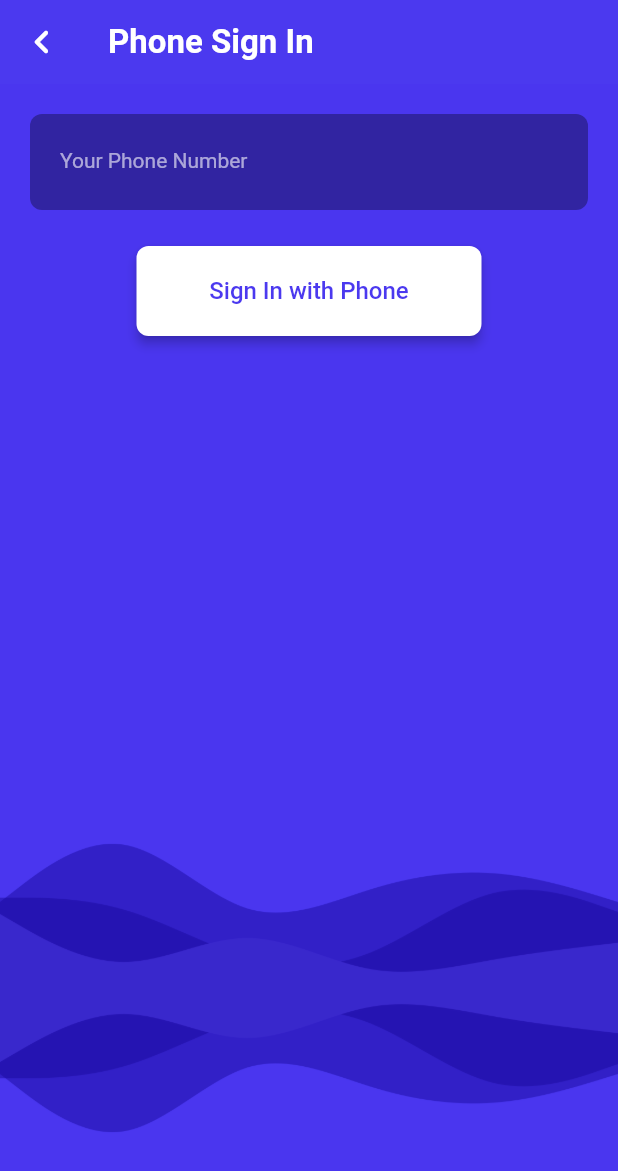
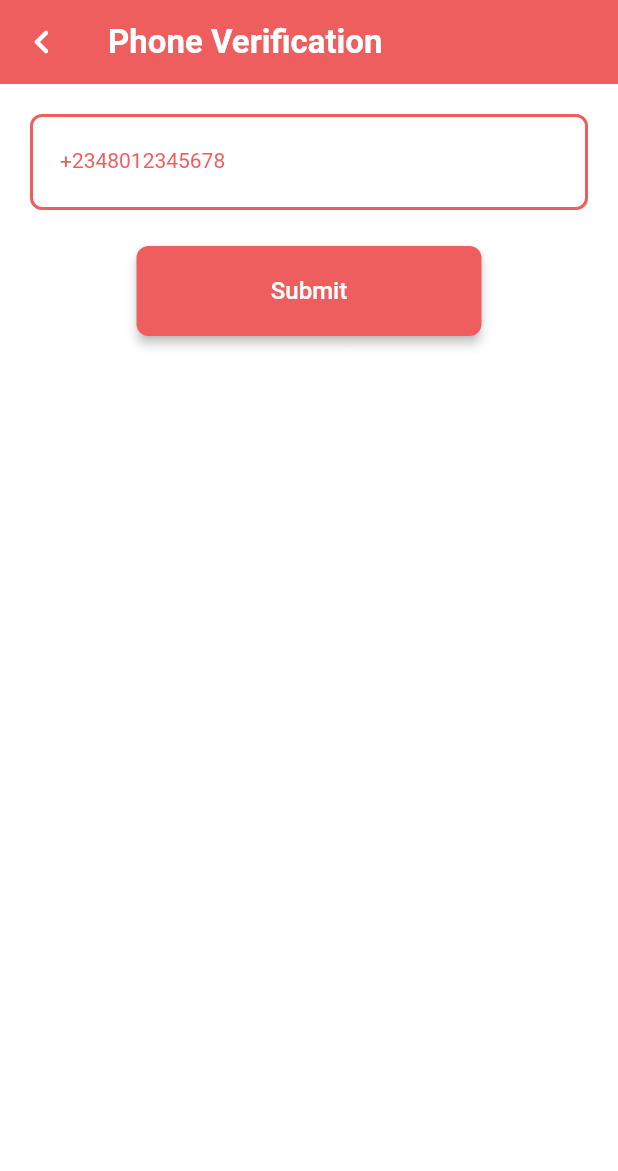
Before and after one commit to lazynerd-studios/Creditwolf_FF_Mobile, a Flutter app: the PhoneVerificationWidget screen opened directly, on a phone screen of 412 x 824 dp. Shown: the top 1171 px of the screen. Run offline on Flutter 3.47's test engine with Material 2 defaults, Android fonts, the phone set to English and light mode, and no system bars; drawn by our look-alikes of auto_size_text; our stand-ins replace flutter_spinkit, font_awesome_flutter, google_fonts, page_transition, timeago; missing offline and left inert: json_path, webviewx; Roboto replaces fonts that are missing (Lexend Deca).

Commit message:
Updating to latest FlutterFlow output.

```diff
--- a/lib/amount/amount_widget.dart
+++ b/lib/amount/amount_widget.dart
@@ -104,7 +104,7 @@ class _AmountWidgetState extends State<AmountWidget> {
                           style: GoogleFonts.getFont(
                             'DM Sans',
                             color: Color(0xFF4B39EF),
-                            fontSize: 35,
+                            fontSize: 40,
                           ),
                           textAlign: TextAlign.center,
                         ),
--- a/lib/home/home_widget.dart
+++ b/lib/home/home_widget.dart
@@ -698,7 +698,7 @@ class _HomeWidgetState extends State<HomeWidget> {
                                     padding: EdgeInsetsDirectional.fromSTEB(
                                         8, 8, 8, 8),
                                     child: FaIcon(
-                                      FontAwesomeIcons.times,
+                                      FontAwesomeIcons.timesCircle,
                                       color: Colors.white,
                                       size: 24,
                                     ),
--- a/lib/phone_verification/phone_verification_widget.dart
+++ b/lib/phone_verification/phone_verification_widget.dart
@@ -28,7 +28,7 @@ class _PhoneVerificationWidgetState extends State<PhoneVerificationWidget> {
     return Scaffold(
       key: scaffoldKey,
       appBar: AppBar(
-        backgroundColor: Color(0xFF4B39EF),
+        backgroundColor: Color(0xFFEF5E5E),
         automaticallyImplyLeading: false,
         leading: Icon(
           Icons.chevron_left_rounded,
@@ -36,7 +36,7 @@ class _PhoneVerificationWidgetState extends State<PhoneVerificationWidget> {
           size: 32,
         ),
         title: Text(
-          'Phone Sign In',
+          'Phone Verification',
           style: FlutterFlowTheme.title2.override(
             fontFamily: 'Lexend Deca',
             color: Colors.white,
@@ -48,18 +48,12 @@ class _PhoneVerificationWidgetState extends State<PhoneVerificationWidget> {
         centerTitle: false,
         elevation: 0,
       ),
-      backgroundColor: Color(0xFF4B39EF),
+      backgroundColor: Colors.white,
       body: Container(
         width: MediaQuery.of(context).size.width,
         height: MediaQuery.of(context).size.height * 1,
         decoration: BoxDecoration(
-          color: Color(0xFF4B39EF),
-          image: DecorationImage(
-            fit: BoxFit.fitWidth,
-            image: Image.asset(
-              'assets/images/wavesMiddle@3x.png',
-            ).image,
-          ),
+          color: Colors.white,
         ),
         child: Column(
           mainAxisSize: MainAxisSize.max,
@@ -70,45 +64,44 @@ class _PhoneVerificationWidgetState extends State<PhoneVerificationWidget> {
                 controller: phoneNumberController,
                 obscureText: false,
                 decoration: InputDecoration(
-                  labelText: 'Your Phone Number',
+                  labelText: '+2348012345678',
                   labelStyle: FlutterFlowTheme.bodyText1.override(
                     fontFamily: 'Lexend Deca',
-                    color: Color(0x98FFFFFF),
+                    color: Color(0xFFEF5E5E),
                     fontSize: 14,
                     fontWeight: FontWeight.normal,
                   ),
                   hintText: 'Please enter a valid number...',
                   hintStyle: FlutterFlowTheme.bodyText1.override(
                     fontFamily: 'Lexend Deca',
-                    color: Color(0x98FFFFFF),
+                    color: Color(0xFFEF5E5E),
                     fontSize: 14,
                     fontWeight: FontWeight.normal,
                   ),
                   enabledBorder: OutlineInputBorder(
                     borderSide: BorderSide(
-                      color: Color(0x00000000),
-                      width: 1,
+                      color: Color(0xFFEF5E5E),
+                      width: 2,
                     ),
                     borderRadius: BorderRadius.circular(8),
                   ),
                   focusedBorder: OutlineInputBorder(
                     borderSide: BorderSide(
-                      color: Color(0x00000000),
-                      width: 1,
+                      color: Color(0xFFEF5E5E),
+                      width: 2,
                     ),
                     borderRadius: BorderRadius.circular(8),
                   ),
-                  filled: true,
-                  fillColor: Color(0xFF3124A1),
                   contentPadding:
                       EdgeInsetsDirectional.fromSTEB(20, 24, 20, 24),
                 ),
                 style: FlutterFlowTheme.bodyText1.override(
                   fontFamily: 'Lexend Deca',
-                  color: Colors.white,
+                  color: Color(0xFFEF5E5E),
                   fontSize: 14,
                   fontWeight: FontWeight.normal,
                 ),
+                keyboardType: TextInputType.phone,
               ),
             ),
             Padding(
@@ -117,14 +110,14 @@ class _PhoneVerificationWidgetState extends State<PhoneVerificationWidget> {
                 onPressed: () {
                   print('Button-Login pressed ...');
                 },
-                text: 'Sign In with Phone',
+                text: 'Submit',
                 options: FFButtonOptions(
                   width: 230,
                   height: 60,
-                  color: Colors.white,
+                  color: Color(0xFFEF5E5E),
                   textStyle: FlutterFlowTheme.subtitle2.override(
                     fontFamily: 'Lexend Deca',
-                    color: Color(0xFF4B39EF),
+                    color: Colors.white,
                     fontSize: 16,
                     fontWeight: FontWeight.w500,
                   ),
```
Also changed, not shown: lib/phone_o_t_p/phone_o_t_p_widget.dart (+10 -16 lines), assets/images/wavesMiddle@3x.png (deleted).
